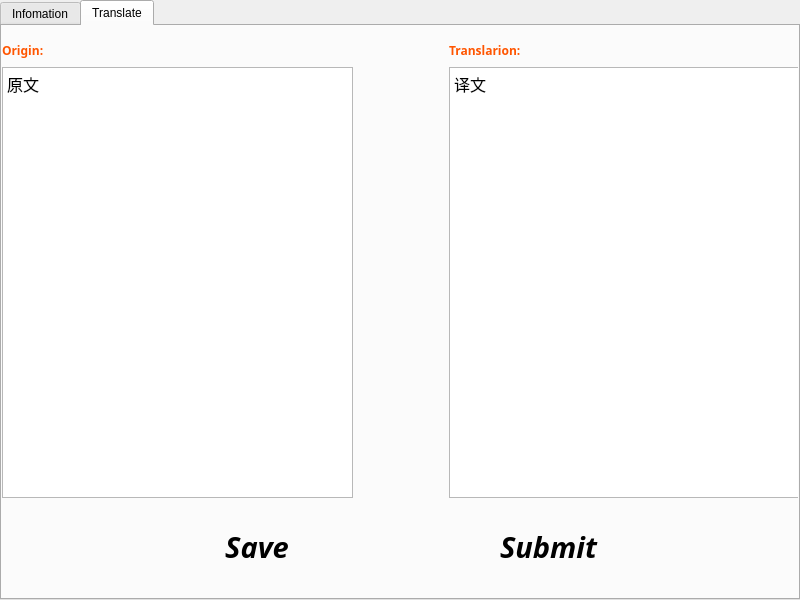
Before: the Qt Designer form MyTransTaskOper.ui in Phoveran/CrowdSourcing, drawn with Qt 5.
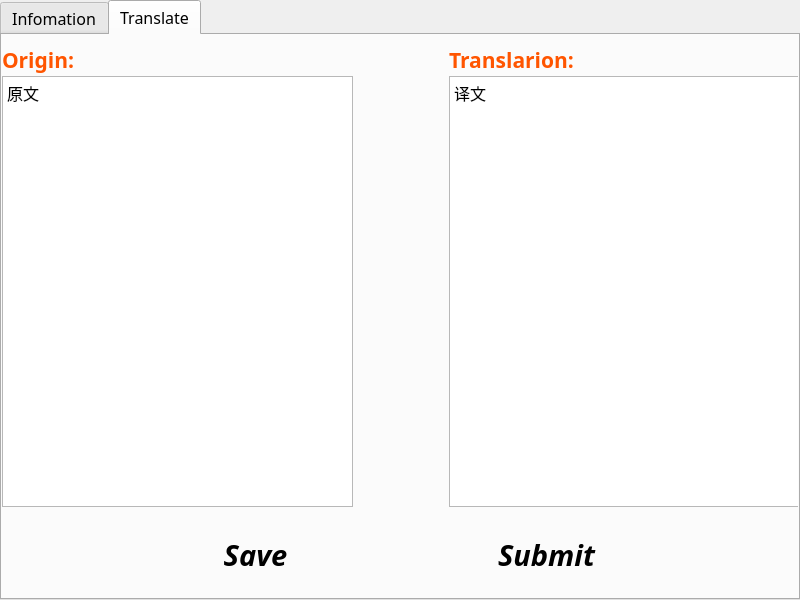
After: the same form once the commit is applied. The open tabs and pages were chosen to show the change. Icons and pictures are not drawn.

Diff of the .ui file:
```diff
--- a/MyTransTaskOper.ui
+++ b/MyTransTaskOper.ui
@@ -25,6 +25,12 @@
      <height>600</height>
     </rect>
    </property>
+   <property name="font">
+    <font>
+     <family>Century Gothic</family>
+     <pointsize>12</pointsize>
+    </font>
+   </property>
    <property name="styleSheet">
     <string notr="true"/>
    </property>
@@ -72,10 +78,10 @@
     <widget class="QFrame" name="buttonFrame">
      <property name="geometry">
       <rect>
-       <x>140</x>
+       <x>139</x>
        <y>490</y>
-       <width>521</width>
-       <height>61</height>
+       <width>520</width>
+       <height>60</height>
       </rect>
      </property>
      <property name="styleSheet">
@@ -241,6 +247,7 @@
      <property name="font">
       <font>
        <family>Century Gothic</family>
+       <pointsize>16</pointsize>
        <weight>75</weight>
        <bold>true</bold>
       </font>
@@ -265,6 +272,7 @@
      <property name="font">
       <font>
        <family>Century Gothic</family>
+       <pointsize>16</pointsize>
        <weight>75</weight>
        <bold>true</bold>
       </font>
```
Left out of the diff: 2 changed lines with no effect on the pictures.
